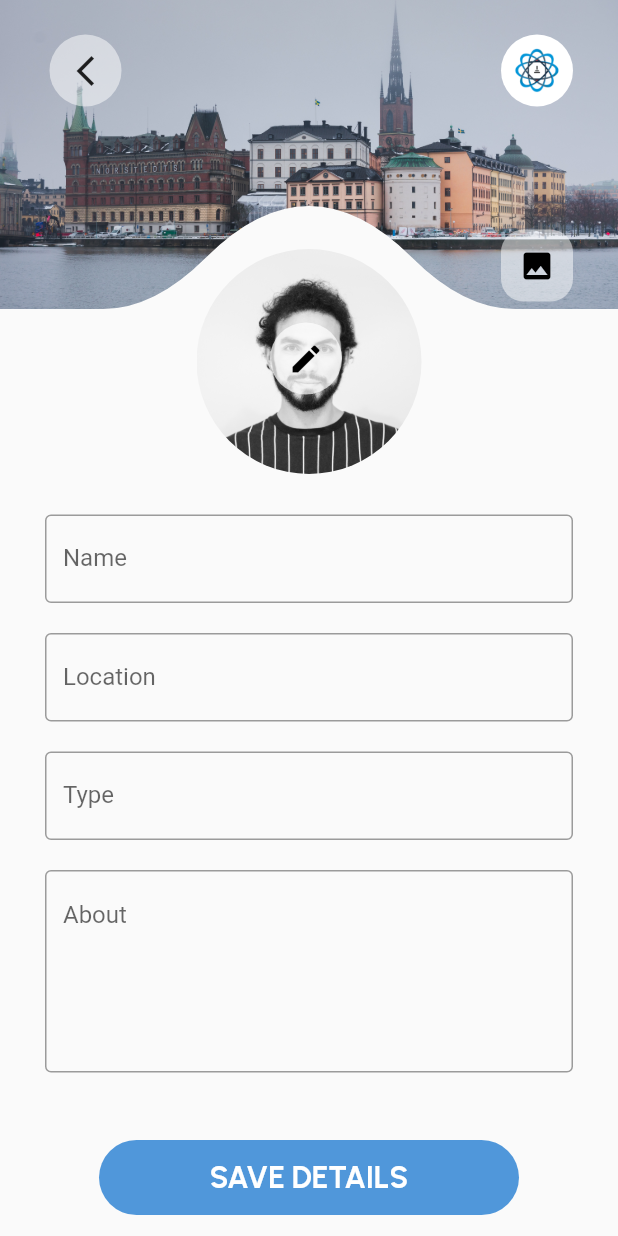
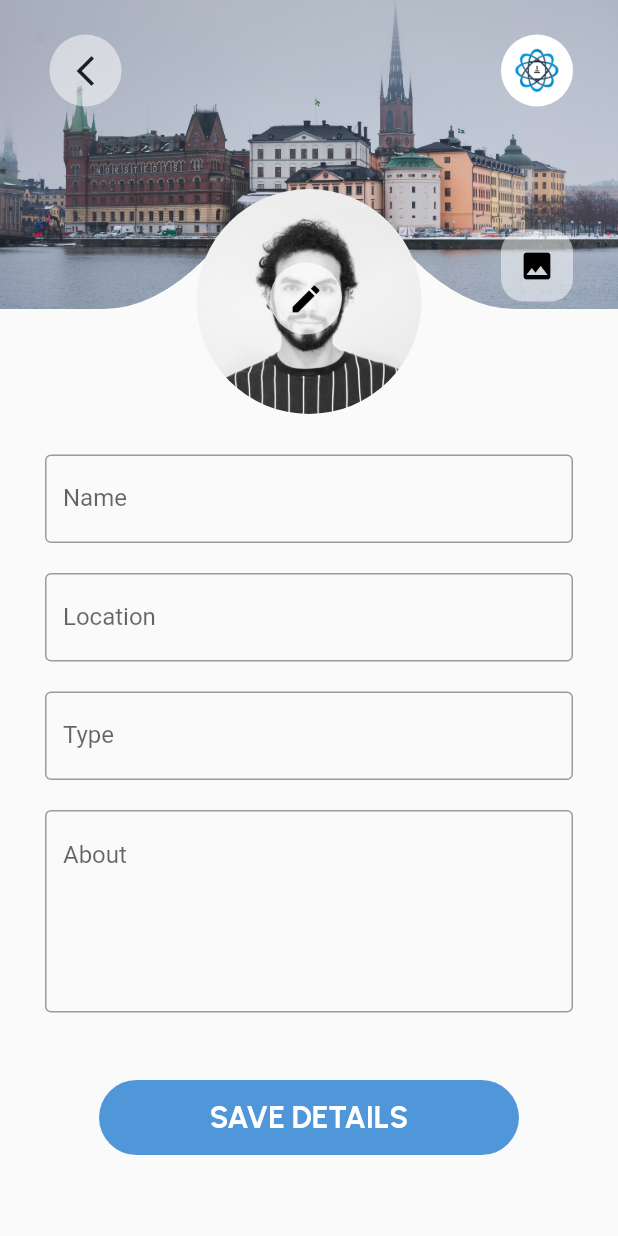
Before and after one commit to Indusian-Assist/hanuven, a Flutter app: the ProfileScreen screen opened by its route, after a tap on the "edit document" icon, on a phone screen of 412 x 824 dp. Run offline on Flutter 3.47's test engine with Material 2 defaults, Android fonts, the light colour scheme and no system bars; our stand-ins replace carousel_slider, dots_indicator, firebase_auth, firebase_core, get, google_fonts and 4 more; missing offline and left inert: mobile_scanner, otp_timer_button; accounts and stored records are empty; network calls fail; project files that could hold a hidden picture were left out.

Commit message:
profile screen bug fixed

```diff
--- a/lib/Screens/ProfileScreen/Components/body.dart
+++ b/lib/Screens/ProfileScreen/Components/body.dart
@@ -25,7 +25,8 @@ class Body extends StatelessWidget {
                       DecorationImage(image: kProfileBgImage, fit: BoxFit.cover)),
             ),
           ),
-          Container(
+          SafeArea(
+            child: Container(
               padding: EdgeInsets.symmetric(horizontal: 30, vertical: 20),
               child: Column(
                 crossAxisAlignment: CrossAxisAlignment.start,
@@ -66,7 +67,7 @@ class Body extends StatelessWidget {
                     ],
                   ),
                   SizedBox(
-                  height: 90,
+                    height: 50,
                   ),
                   Column(
                     crossAxisAlignment: CrossAxisAlignment.center,
@@ -223,6 +224,7 @@ class Body extends StatelessWidget {
                 ],
               ),
             ),
+          ),
         ],
       ),
     );
--- a/lib/Screens/ProfileScreen/Components/edit_profile.dart
+++ b/lib/Screens/ProfileScreen/Components/edit_profile.dart
@@ -17,8 +17,7 @@ class _EditProfileState extends State<EditProfile> {
   @override
   Widget build(BuildContext context) {
     Size size = MediaQuery.of(context).size;
-    return SafeArea(
-      child: Scaffold(
+    return Scaffold(
       body: SingleChildScrollView(
         scrollDirection: Axis.vertical,
         child: Stack(
@@ -58,7 +57,8 @@ class _EditProfileState extends State<EditProfile> {
                 ],
               ),
             ),
-              Container(
+            SafeArea(
+              child: Container(
                 padding: EdgeInsets.symmetric(horizontal: 30, vertical: 20),
                 child: Column(
                   crossAxisAlignment: CrossAxisAlignment.start,
@@ -99,7 +99,7 @@ class _EditProfileState extends State<EditProfile> {
                       ],
                     ),
                     SizedBox(
-                      height: 90,
+                      height: 50,
                     ),
                     Container(
                       child: Row(
@@ -240,8 +240,8 @@ class _EditProfileState extends State<EditProfile> {
                   ],
                 ),
               ),
+            ),
           ],
-          ),
         ),
       ),
     );
--- a/lib/Screens/ProfileScreen/Components/retailer.dart
+++ b/lib/Screens/ProfileScreen/Components/retailer.dart
@@ -23,7 +23,8 @@ class Retailer extends StatelessWidget {
                       image: kProfileBgImage, fit: BoxFit.cover)),
             ),
           ),
-          Container(
+          SafeArea(
+            child: Container(
               padding: EdgeInsets.symmetric(horizontal: 30, vertical: 20),
               child: Column(
                 crossAxisAlignment: CrossAxisAlignment.start,
@@ -64,7 +65,7 @@ class Retailer extends StatelessWidget {
                     ],
                   ),
                   SizedBox(
-                  height: 90,
+                    height: 50,
                   ),
                   Column(
                     crossAxisAlignment: CrossAxisAlignment.start,
@@ -230,6 +231,7 @@ class Retailer extends StatelessWidget {
                 ],
               ),
             ),
+          ),
         ],
       ),
     );
--- a/lib/Screens/ProfileScreen/profile_screen.dart
+++ b/lib/Screens/ProfileScreen/profile_screen.dart
@@ -12,7 +12,7 @@ class _ProfileScreenState extends State<ProfileScreen> {
   @override
   Widget build(BuildContext context) {
     return Scaffold(
-      body: SafeArea(child: Body()),
+      body: Body(),
     );
   }
 }
```
Lines whose indentation alone changed are shown as unchanged.
